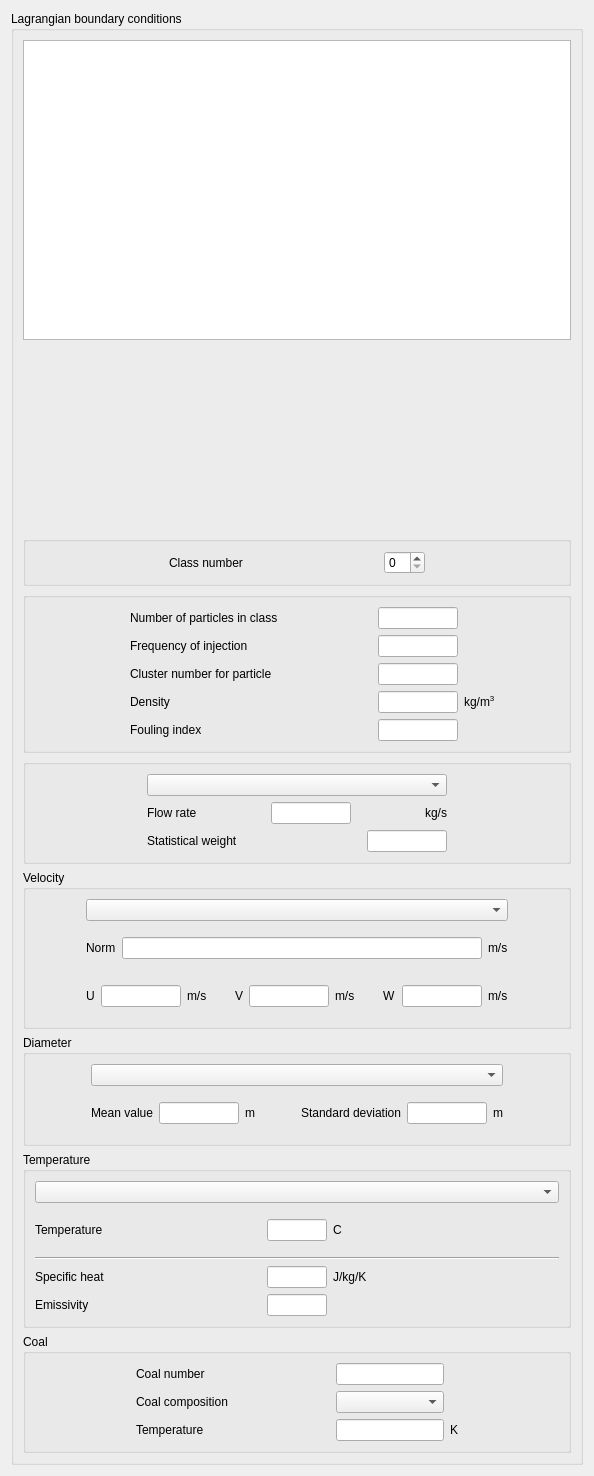
The window that gui/Pages/LagrangianBoundariesForm.ui (code-saturne/code_saturne) describes before a commit, drawn with Qt 5.
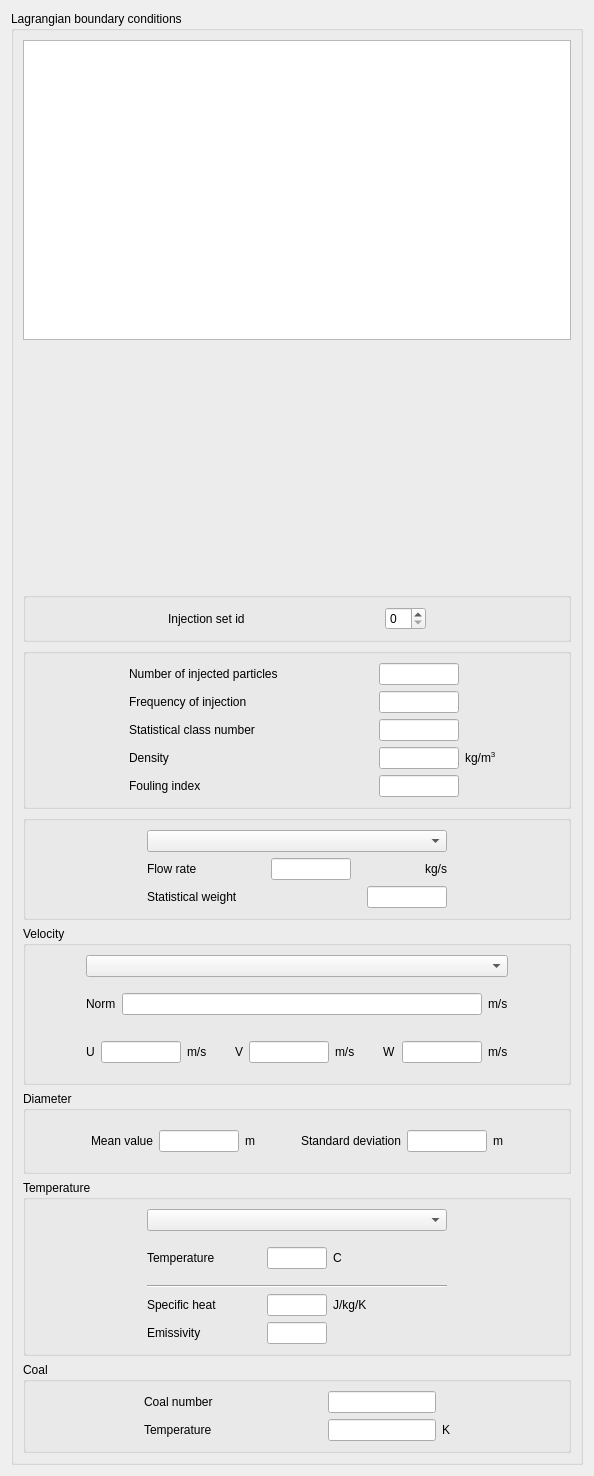
The same window after the commit.

Commit message: Lagrangian module: MAJOR changes to particle injection and boundary handling. Refactored boundary and volume zone handling, adding volume injection and optional injection rate profiles.

```diff
--- a/gui/Pages/LagrangianBoundariesForm.ui
+++ b/gui/Pages/LagrangianBoundariesForm.ui
@@ -117,7 +117,7 @@
                 <string>&lt;html&gt;&lt;head/&gt;&lt;body&gt;&lt;p&gt;&lt;span style=&quot; font-size:9pt;&quot;&gt;Select the number of the class to define.&lt;/span&gt;&lt;/p&gt;&lt;/body&gt;&lt;/html&gt;</string>
                </property>
                <property name="text">
-                <string>Class number</string>
+                <string>Injection set id</string>
                </property>
               </widget>
              </item>
@@ -173,7 +173,7 @@
                 <string>&lt;html&gt;&lt;head/&gt;&lt;body&gt;&lt;p&gt;&lt;span style=&quot; font-size:9pt;&quot;&gt;Specify the number of particles in each class defined above.&lt;/span&gt;&lt;/p&gt;&lt;/body&gt;&lt;/html&gt;</string>
                </property>
                <property name="text">
-                <string>Number of particles in class</string>
+                <string>Number of injected particles</string>
                </property>
               </widget>
              </item>
@@ -219,7 +219,7 @@
                 <string>&lt;html&gt;&lt;head/&gt;&lt;body&gt;&lt;p&gt;&lt;span style=&quot; font-size:9pt;&quot;&gt;Number of the group to which the particle belongs (only if one wishes to calculate statistics per group).&lt;/span&gt;&lt;/p&gt;&lt;/body&gt;&lt;/html&gt;</string>
                </property>
                <property name="text">
-                <string>Cluster number for particle</string>
+                <string>Statistical class number</string>
                </property>
               </widget>
              </item>
@@ -796,20 +796,7 @@
           <layout class="QGridLayout">
            <item row="0" column="0">
             <layout class="QGridLayout">
-             <item row="0" column="1">
-              <widget class="QComboBox" name="comboBoxIJRDP">
-               <property name="minimumSize">
-                <size>
-                 <width>300</width>
-                 <height>0</height>
-                </size>
-               </property>
-               <property name="toolTip">
-                <string>&lt;html&gt;&lt;head/&gt;&lt;body&gt;&lt;p&gt;&lt;span style=&quot; font-size:9pt;&quot;&gt;Select the way to impose the diameter between:&lt;/span&gt;&lt;/p&gt;&lt;p&gt;&lt;span style=&quot; font-size:9pt;&quot;&gt;- Diameter set by values: impose a constant mean diameter and a standard deviation,&lt;/span&gt;&lt;/p&gt;&lt;p&gt;&lt;span style=&quot; font-size:9pt;&quot;&gt;- User-defined diameter: impose a diameter profile using the user subroutines.&lt;/span&gt;&lt;/p&gt;&lt;/body&gt;&lt;/html&gt;</string>
-               </property>
-              </widget>
-             </item>
-             <item row="1" column="0">
+             <item row="0" column="0">
               <spacer>
                <property name="orientation">
                 <enum>Qt::Horizontal</enum>
@@ -822,7 +809,7 @@
                </property>
               </spacer>
              </item>
-             <item row="1" column="1">
+             <item row="0" column="1">
               <widget class="QFrame" name="frameDiameter">
                <property name="minimumSize">
                 <size>
@@ -926,7 +913,7 @@
                </layout>
               </widget>
              </item>
-             <item row="1" column="2">
+             <item row="0" column="2">
               <spacer>
                <property name="orientation">
                 <enum>Qt::Horizontal</enum>
@@ -955,7 +942,7 @@
           <layout class="QGridLayout">
            <item row="0" column="0">
             <layout class="QGridLayout">
-             <item row="0" column="0">
+             <item row="0" column="1">
               <widget class="QComboBox" name="comboBoxIJRTP">
                <property name="minimumSize">
                 <size>
@@ -968,7 +955,7 @@
                </property>
               </widget>
              </item>
-             <item row="1" column="0">
+             <item row="2" column="1">
               <widget class="QFrame" name="frameTemperature">
                <property name="minimumSize">
                 <size>
@@ -1026,14 +1013,14 @@
                </layout>
               </widget>
              </item>
-             <item row="2" column="0">
+             <item row="3" column="1">
               <widget class="Line" name="line">
                <property name="orientation">
                 <enum>Qt::Horizontal</enum>
                </property>
               </widget>
              </item>
-             <item row="3" column="0">
+             <item row="4" column="1">
               <layout class="QGridLayout">
                <item row="0" column="0">
                 <widget class="QLabel" name="labelICPT">
@@ -1093,6 +1080,32 @@
                </item>
               </layout>
              </item>
+             <item row="0" column="0">
+              <spacer name="horizontalSpacer">
+               <property name="orientation">
+                <enum>Qt::Horizontal</enum>
+               </property>
+               <property name="sizeHint" stdset="0">
+                <size>
+                 <width>40</width>
+                 <height>20</height>
+                </size>
+               </property>
+              </spacer>
+             </item>
+             <item row="0" column="2">
+              <spacer name="horizontalSpacer_2">
+               <property name="orientation">
+                <enum>Qt::Horizontal</enum>
+               </property>
+               <property name="sizeHint" stdset="0">
+                <size>
+                 <width>40</width>
+                 <height>20</height>
+                </size>
+               </property>
+              </spacer>
+             </item>
             </layout>
            </item>
           </layout>
@@ -1109,6 +1122,32 @@
           <layout class="QGridLayout" name="gridLayout_2">
            <item row="0" column="0">
             <layout class="QGridLayout" name="gridLayout">
+             <item row="1" column="3">
+              <widget class="QLineEdit" name="lineEditIHPT">
+               <property name="maximumSize">
+                <size>
+                 <width>16777215</width>
+                 <height>16777215</height>
+                </size>
+               </property>
+               <property name="toolTip">
+                <string>&lt;html&gt;&lt;head/&gt;&lt;body&gt;&lt;p&gt;&lt;span style=&quot; font-size:9pt;&quot;&gt;Specify the coal temperature for each particle set.&lt;/span&gt;&lt;/p&gt;&lt;/body&gt;&lt;/html&gt;</string>
+               </property>
+              </widget>
+             </item>
+             <item row="1" column="5">
+              <spacer>
+               <property name="orientation">
+                <enum>Qt::Horizontal</enum>
+               </property>
+               <property name="sizeHint" stdset="0">
+                <size>
+                 <width>40</width>
+                 <height>20</height>
+                </size>
+               </property>
+              </spacer>
+             </item>
              <item row="0" column="1">
               <widget class="QLabel" name="labelINUCHL">
                <property name="toolTip">
@@ -1133,36 +1172,6 @@
               </widget>
              </item>
              <item row="1" column="1">
-              <widget class="QLabel" name="labelIRAWCL">
-               <property name="toolTip">
-                <string>&lt;html&gt;&lt;head/&gt;&lt;body&gt;&lt;p&gt;&lt;span style=&quot; font-size:9pt;&quot;&gt;Specify the coal composition. Two choices are available:&lt;/span&gt;&lt;/p&gt;&lt;p&gt;&lt;span style=&quot; font-size:9pt;&quot;&gt;- Raw coal,&lt;/span&gt;&lt;/p&gt;&lt;p&gt;&lt;span style=&quot; font-size:9pt;&quot;&gt;- User-defined coal composition: impose a non standard coal composition through the user subroutines.&lt;/span&gt;&lt;/p&gt;&lt;/body&gt;&lt;/html&gt;</string>
-               </property>
-               <property name="text">
-                <string>Coal composition</string>
-               </property>
-              </widget>
-             </item>
-             <item row="1" column="3">
-              <widget class="QComboBox" name="comboBoxIRAWCL">
-               <property name="toolTip">
-                <string>&lt;html&gt;&lt;head/&gt;&lt;body&gt;&lt;p&gt;&lt;span style=&quot; font-size:9pt;&quot;&gt;Specify the coal composition. Two choices are available:&lt;/span&gt;&lt;/p&gt;&lt;p&gt;&lt;span style=&quot; font-size:9pt;&quot;&gt;- Raw coal,&lt;/span&gt;&lt;/p&gt;&lt;p&gt;&lt;span style=&quot; font-size:9pt;&quot;&gt;- User-defined coal composition: impose a non standard coal composition through the user subroutines.&lt;/span&gt;&lt;/p&gt;&lt;/body&gt;&lt;/html&gt;</string>
-               </property>
-              </widget>
-             </item>
-             <item row="2" column="0">
-              <spacer>
-               <property name="orientation">
-                <enum>Qt::Horizontal</enum>
-               </property>
-               <property name="sizeHint" stdset="0">
-                <size>
-                 <width>40</width>
-                 <height>20</height>
-                </size>
-               </property>
-              </spacer>
-             </item>
-             <item row="2" column="1">
               <widget class="QLabel" name="labelIHPT">
                <property name="toolTip">
                 <string>&lt;html&gt;&lt;head/&gt;&lt;body&gt;&lt;p&gt;&lt;span style=&quot; font-size:9pt;&quot;&gt;Specify the coal temperature for each particle class.&lt;/span&gt;&lt;/p&gt;&lt;/body&gt;&lt;/html&gt;</string>
@@ -1172,7 +1181,7 @@
                </property>
               </widget>
              </item>
-             <item row="2" column="2">
+             <item row="1" column="2">
               <spacer>
                <property name="toolTip">
                 <string>Ressort horizontal '', 121 x 22</string>
@@ -1188,20 +1197,7 @@
                </property>
               </spacer>
              </item>
-             <item row="2" column="3">
-              <widget class="QLineEdit" name="lineEditIHPT">
-               <property name="maximumSize">
-                <size>
-                 <width>16777215</width>
-                 <height>16777215</height>
-                </size>
-               </property>
-               <property name="toolTip">
-                <string>&lt;html&gt;&lt;head/&gt;&lt;body&gt;&lt;p&gt;&lt;span style=&quot; font-size:9pt;&quot;&gt;Specify the coal temperature for each particle class.&lt;/span&gt;&lt;/p&gt;&lt;/body&gt;&lt;/html&gt;</string>
-               </property>
-              </widget>
-             </item>
-             <item row="2" column="4">
+             <item row="1" column="4">
               <widget class="QLabel" name="labelUnitIHPT">
                <property name="toolTip">
                 <string>&lt;html&gt;&lt;head/&gt;&lt;body&gt;&lt;p&gt;&lt;span style=&quot; font-size:9pt;&quot;&gt;Specify the coal temperature for each particle class.&lt;/span&gt;&lt;/p&gt;&lt;/body&gt;&lt;/html&gt;</string>
@@ -1211,7 +1207,7 @@
                </property>
               </widget>
              </item>
-             <item row="2" column="5">
+             <item row="1" column="0">
               <spacer>
                <property name="orientation">
                 <enum>Qt::Horizontal</enum>
```
Left out of the diff: 39 changed lines with no effect on the pictures. The commit also changes 44 other files.
